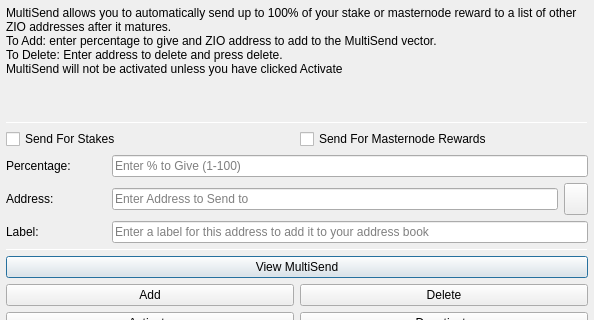
Before: the Qt Designer form src/qt/forms/multisenddialog.ui in chaosmncoin/chaosCore, drawn with Qt 5; both pictures show x 0 to 594 and y 0 to 320 of the 594 by 526 pixel window.
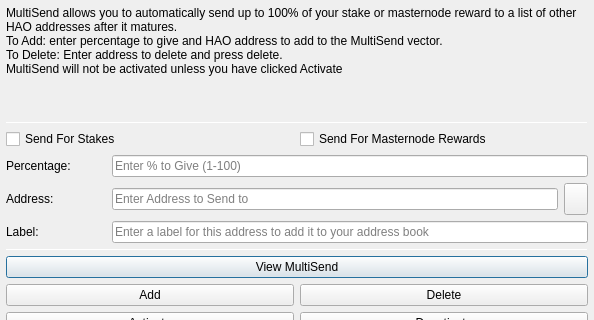
After: the same form once the commit is applied. Icons and pictures are not drawn.

Patch:
```diff
--- a/src/qt/forms/multisenddialog.ui
+++ b/src/qt/forms/multisenddialog.ui
@@ -37,8 +37,8 @@
         <number>1</number>
        </property>
        <property name="text">
-        <string>MultiSend allows you to automatically send up to 100% of your stake or masternode reward to a list of other ZIO addresses after it matures.
-To Add: enter percentage to give and ZIO address to add to the MultiSend vector.
+        <string>MultiSend allows you to automatically send up to 100% of your stake or masternode reward to a list of other HAO addresses after it matures.
+To Add: enter percentage to give and HAO address to add to the MultiSend vector.
 To Delete: Enter address to delete and press delete.
 MultiSend will not be activated unless you have clicked Activate</string>
        </property>
```
Left out of the diff: 4 changed lines with no effect on the pictures.
